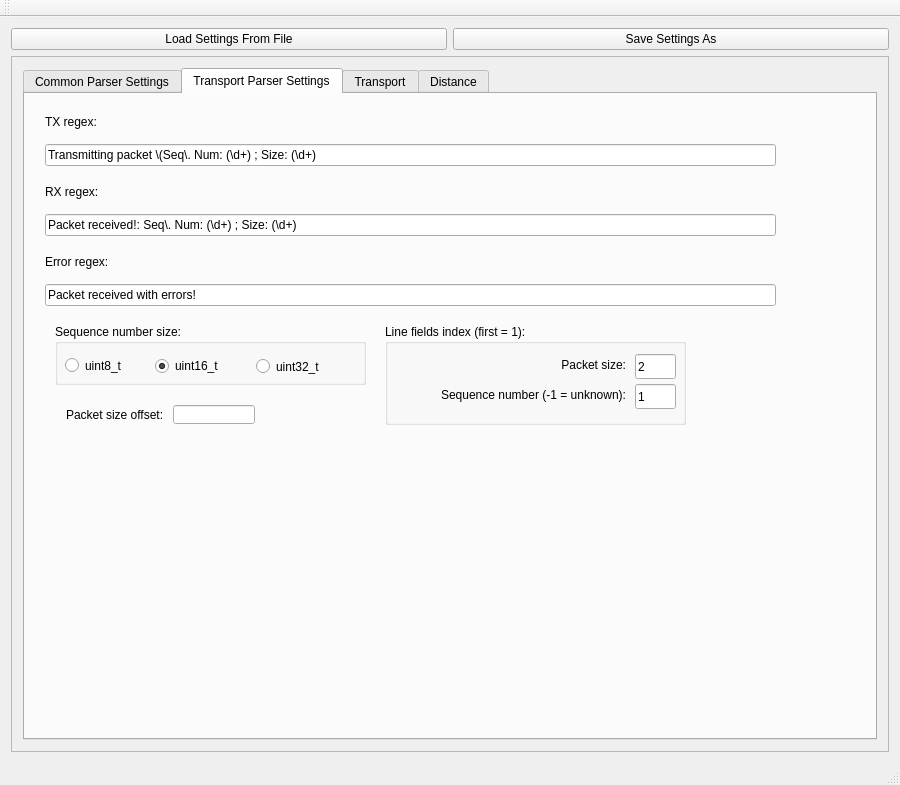
dcentelles/comms_log_parser, file src/gui/mainwindow.ui: the form before one commit.
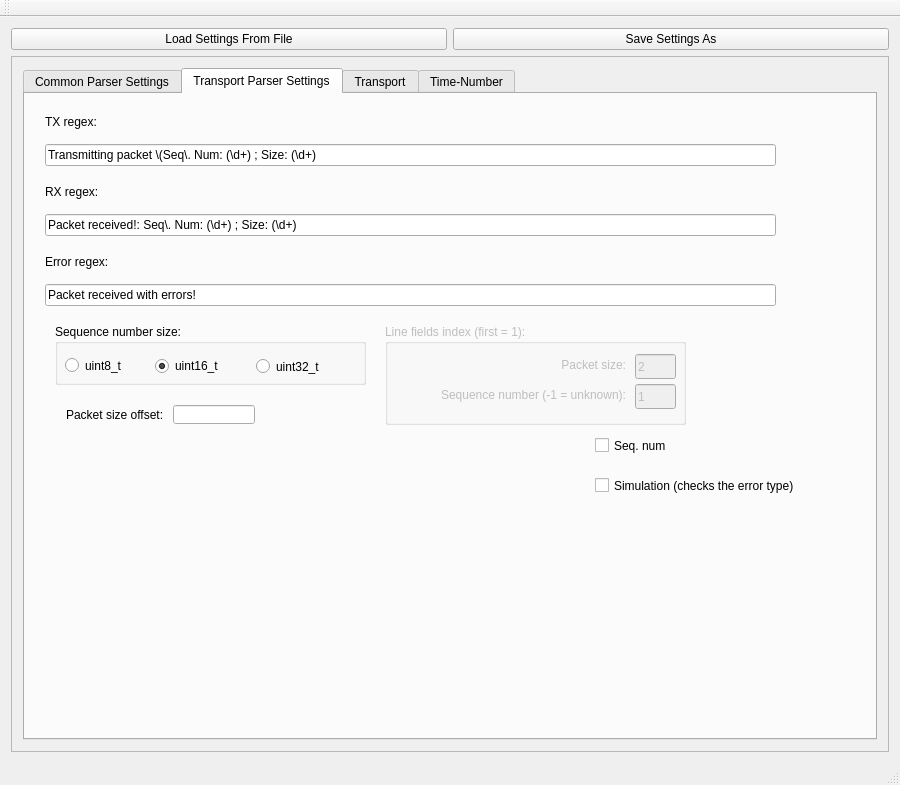
The form after the commit. The open tabs and pages were chosen to show the change.

```diff
--- a/src/gui/mainwindow.ui
+++ b/src/gui/mainwindow.ui
@@ -407,6 +407,9 @@
             </widget>
            </widget>
            <widget class="QGroupBox" name="groupBox_3">
+            <property name="enabled">
+             <bool>false</bool>
+            </property>
             <property name="geometry">
              <rect>
               <x>360</x>
@@ -499,6 +502,32 @@
              </item>
             </layout>
            </widget>
+           <widget class="QCheckBox" name="seqNumCheckBox">
+            <property name="geometry">
+             <rect>
+              <x>570</x>
+              <y>340</y>
+              <width>92</width>
+              <height>23</height>
+             </rect>
+            </property>
+            <property name="text">
+             <string>Seq. num</string>
+            </property>
+           </widget>
+           <widget class="QCheckBox" name="simulationCheckBox">
+            <property name="geometry">
+             <rect>
+              <x>570</x>
+              <y>380</y>
+              <width>251</width>
+              <height>23</height>
+             </rect>
+            </property>
+            <property name="text">
+             <string>Simulation (checks the error type)</string>
+            </property>
+           </widget>
           </widget>
           <widget class="QWidget" name="transportTab">
            <property name="sizePolicy">
@@ -1103,7 +1132,7 @@
           </widget>
           <widget class="QWidget" name="tab_2">
            <attribute name="title">
-            <string>Distance</string>
+            <string>Time-Number</string>
            </attribute>
            <widget class="QLineEdit" name="distancesPathLineEdit">
             <property name="geometry">
```
Left out of the diff: 10 changed lines with no effect on the pictures.
